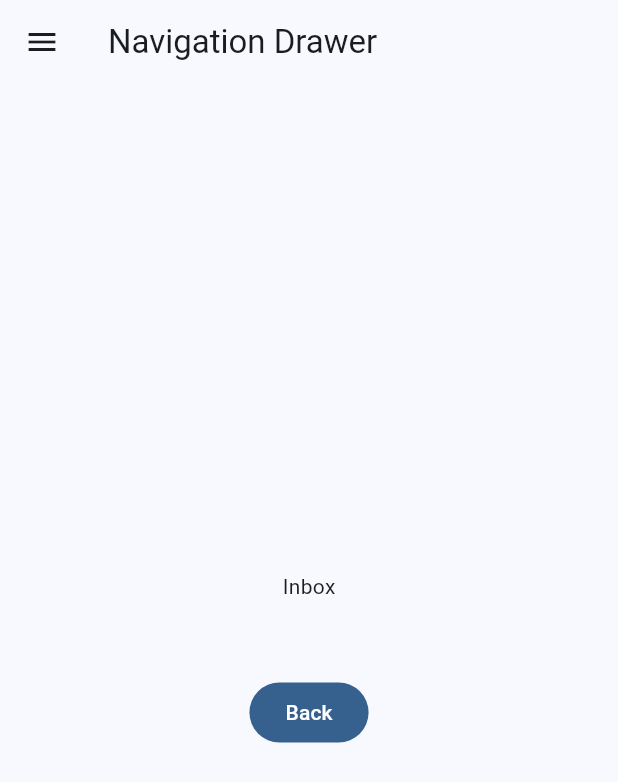
After one commit to rifquramandhita/Flutter-Explorer, a Flutter app: the screen it shows after launch, after a tap on "Navigation Drawer", on a phone screen of 412 x 824 dp. The commit adds this screen. Shown: the top 782 px of the screen. Run offline on Flutter 3.47's test engine with Material 3 defaults, Android fonts, the phone set to English and light mode, and no system bars; our stand-ins replace wave; missing offline and left inert: onboarding.

Commit message:
feat: add material3-navigationDrawer

```diff
--- a/simple_material3/lib/main.dart
+++ b/simple_material3/lib/main.dart
@@ -1,6 +1,7 @@
 import 'package:flutter/material.dart';
 import 'package:simple_material3/bottom_navbar/bottom_navbar.dart';
 import 'package:simple_material3/card/card_screen.dart';
+import 'package:simple_material3/navigation_drawer/navigation_drawer_screen.dart';
 import 'package:simple_material3/seach/search_screen.dart';
 import 'package:simple_material3/tab/tab_screen.dart';
 
@@ -34,6 +35,9 @@ class Home extends StatelessWidget {
                   onPressed: () => _openPage(context, BottomNavBar()),
                   child: Text("Bottom Navigation Bar")),
               FilledButton(
+                  onPressed: () => _openPage(context, NavigationDrawerScreen()),
+                  child: Text("Navigation Drawer")),
+              FilledButton(
                   onPressed: () => _openPage(context, SearchScreen()),
                   child: Text("Search")),
               FilledButton(
--- /dev/null
+++ b/simple_material3/lib/navigation_drawer/inbox_screen.dart
@@ -0,0 +1,27 @@
+import 'package:flutter/material.dart';
+
+class InboxScreen extends StatelessWidget {
+  const InboxScreen({super.key});
+
+  @override
+  Widget build(BuildContext context) {
+    return Scaffold(
+      body: Center(
+        child: Column(
+          mainAxisAlignment: MainAxisAlignment.center,
+          children: [
+            Text("Inbox"),
+            SizedBox(
+              height: 50,
+            ),
+            FilledButton(
+                onPressed: () {
+                  Navigator.pop(context);
+                },
+                child: Text("Back"))
+          ],
+        ),
+      ),
+    );
+  }
+}
--- /dev/null
+++ b/simple_material3/lib/navigation_drawer/navigation_drawer_screen.dart
@@ -0,0 +1,74 @@
+import 'package:flutter/material.dart';
+import 'package:simple_material3/navigation_drawer/favorite_screen.dart';
+import 'package:simple_material3/navigation_drawer/inbox_screen.dart';
+import 'package:simple_material3/navigation_drawer/sent_screen.dart';
+import 'package:simple_material3/navigation_drawer/trash_screen.dart';
+
+class NavigationDrawerScreen extends StatefulWidget {
+  const NavigationDrawerScreen({super.key});
+
+  @override
+  State<NavigationDrawerScreen> createState() =>
+      _NavigationDrawerSectionState();
+}
+
+class _NavigationDrawerSectionState extends State<NavigationDrawerScreen> {
+  int navDrawerIndex = 0;
+  List<Widget> listPage = [
+    InboxScreen(),
+    SentScreen(),
+    FavoriteScreen(),
+    TrashScreen()
+  ];
+  final GlobalKey<ScaffoldState> _scaffoldKey = GlobalKey<ScaffoldState>();
+
+  @override
+  Widget build(BuildContext context) {
+    return Scaffold(
+        key: _scaffoldKey,
+        appBar: AppBar(title: Text("Navigation Drawer")),
+        body: listPage[navDrawerIndex],
+        drawer: _drawerBuild());
+  }
+
+  _drawerBuild() {
+    return NavigationDrawer(
+      onDestinationSelected: (selectedIndex) {
+        setState(() {
+          _scaffoldKey.currentState!.closeDrawer();
+          navDrawerIndex = selectedIndex;
+        });
+      },
+      selectedIndex: navDrawerIndex,
+      children: <Widget>[
+        Padding(
+          padding: const EdgeInsets.fromLTRB(28, 16, 16, 10),
+          child: Text(
+            'Mail',
+            style: Theme.of(context).textTheme.titleSmall,
+          ),
+        ),
+        NavigationDrawerDestination(
+          label: Text("Inbox"),
+          icon: Icon(Icons.mail_outline),
+          selectedIcon: Icon(Icons.mail),
+        ),
+        NavigationDrawerDestination(
+          label: Text("Sent"),
+          icon: Icon(Icons.send_outlined),
+          selectedIcon: Icon(Icons.send),
+        ),
+        NavigationDrawerDestination(
+          label: Text("Favorite"),
+          icon: Icon(Icons.favorite_outline),
+          selectedIcon: Icon(Icons.favorite),
+        ),
+        NavigationDrawerDestination(
+          label: Text("Trash"),
+          icon: Icon(Icons.delete_outline),
+          selectedIcon: Icon(Icons.delete),
+        ),
+      ],
+    );
+  }
+}
```
Also changed, not shown: simple_material3/lib/navigation_drawer/favorite_screen.dart (added, +27 -0 lines), simple_material3/lib/navigation_drawer/sent_screen.dart (added, +27 -0 lines), simple_material3/lib/navigation_drawer/trash_screen.dart (added, +27 -0 lines).
